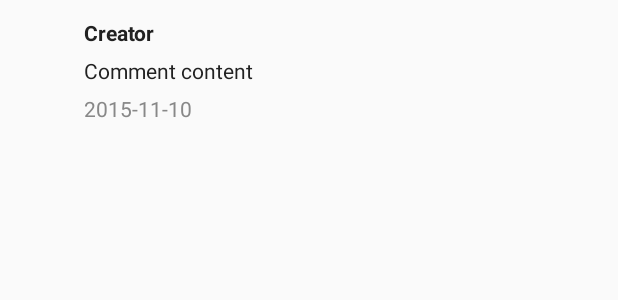
After one commit to sequent5/teedy-android, an Android app: the layout comment_list_item.xml on its own in the app's theme, with its tools: preview values and no code run, on a phone screen of 412 x 824 dp. The commit adds this screen. Shown: the top 300 px of the screen. Run offline under Robolectric (Android 15) with nearby library versions, the phone set to English and light mode, and no system bars.

Commit message:
#45: Android: Show comments

```diff
--- a/app/build.gradle
+++ b/app/build.gradle
@@ -3,7 +3,7 @@ buildscript {
         mavenCentral()
     }
     dependencies {
-        classpath 'com.android.tools.build:gradle:1.3.0'
+        classpath 'com.android.tools.build:gradle:1.5.0'
     }
 }
 apply plugin: 'com.android.application'
--- /dev/null
+++ b/app/src/main/res/layout/comment_list_item.xml
@@ -0,0 +1,57 @@
+<?xml version="1.0" encoding="utf-8"?>
+<RelativeLayout
+    xmlns:android="http://schemas.android.com/apk/res/android"
+    android:layout_width="wrap_content"
+    android:layout_height="wrap_content"
+    android:padding="12dp"
+    android:background="?android:attr/selectableItemBackground">
+
+    <ImageView
+        android:id="@+id/gravatarImageView"
+        android:layout_width="32dp"
+        android:layout_height="32dp"
+        android:layout_alignParentLeft="true"
+        android:layout_alignParentStart="true"
+        android:layout_alignParentTop="true"
+        android:layout_marginRight="12dp"/>
+
+    <TextView
+        android:id="@+id/creatorTextView"
+        android:layout_toRightOf="@id/gravatarImageView"
+        android:layout_toEndOf="@id/gravatarImageView"
+        android:layout_alignParentTop="true"
+        android:layout_width="wrap_content"
+        android:layout_height="wrap_content"
+        android:fontFamily="sans-serif"
+        android:textStyle="bold"
+        android:textColor="#212121"
+        android:text="Creator"
+        android:textSize="14sp"/>
+
+    <TextView
+        android:id="@+id/contentTextView"
+        android:layout_toRightOf="@id/gravatarImageView"
+        android:layout_toEndOf="@id/gravatarImageView"
+        android:layout_below="@id/creatorTextView"
+        android:layout_width="wrap_content"
+        android:layout_height="wrap_content"
+        android:layout_marginTop="6dp"
+        android:fontFamily="sans-serif"
+        android:textColor="#212121"
+        android:text="Comment content"
+        android:textSize="14sp"/>
+
+    <TextView
+        android:id="@+id/dateTextView"
+        android:layout_toRightOf="@id/gravatarImageView"
+        android:layout_toEndOf="@id/gravatarImageView"
+        android:layout_below="@id/contentTextView"
+        android:layout_width="wrap_content"
+        android:layout_height="wrap_content"
+        android:layout_marginTop="6dp"
+        android:fontFamily="sans-serif"
+        android:textColor="#888"
+        android:text="2015-11-10"
+        android:textSize="14sp"/>
+
+</RelativeLayout>
--- a/app/src/main/res/menu/document_view_activity.xml
+++ b/app/src/main/res/menu/document_view_activity.xml
@@ -7,6 +7,12 @@
         app:showAsAction="ifRoom"
         android:icon="@drawable/ic_info_white_24dp"
         android:title="@string/toggle_informations">
+    </item>
+
+    <item
+        android:id="@+id/comments"
+        app:showAsAction="collapseActionView"
+        android:title="@string/show_comments">
     </item>
 
     <item
--- a/app/src/main/res/values/strings.xml
+++ b/app/src/main/res/values/strings.xml
@@ -107,6 +107,10 @@
     <string name="all_languages">All languages</string>
     <string name="toggle_informations">Toggle informations</string>
     <string name="who_can_access">Who can access</string>
+    <string name="show_comments">Show comments</string>
+    <string name="comments">Comments</string>
+    <string name="no_comments">No comments</string>
+    <string name="error_loading_comments">Error loading comments</string>
 
 
 </resources>
```
Also changed, not shown: app/src/main/java/com/sismics/docs/activity/DocumentViewActivity.java (+50 -0 lines), app/src/main/java/com/sismics/docs/adapter/CommentListAdapter.java (added, +102 -0 lines), app/src/main/java/com/sismics/docs/resource/CommentResource.java (added, +35 -0 lines), app/src/main/res/layout/document_view_activity.xml (+60 -0 lines), 1 other file.
